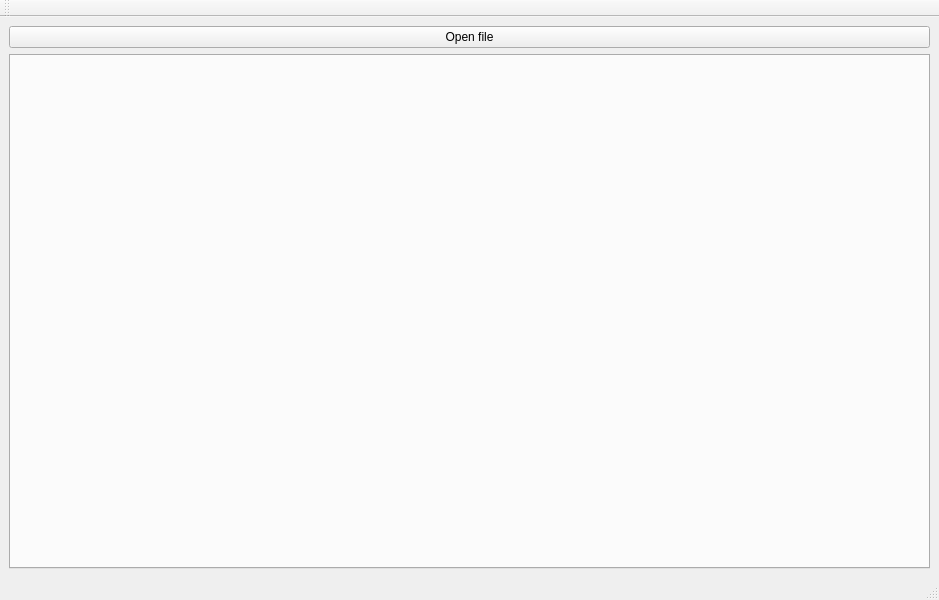
Above: LogFilter/mainwindow.ui from MoonlightEnjoyer/LogFilter before the change. Below: the same form after it.
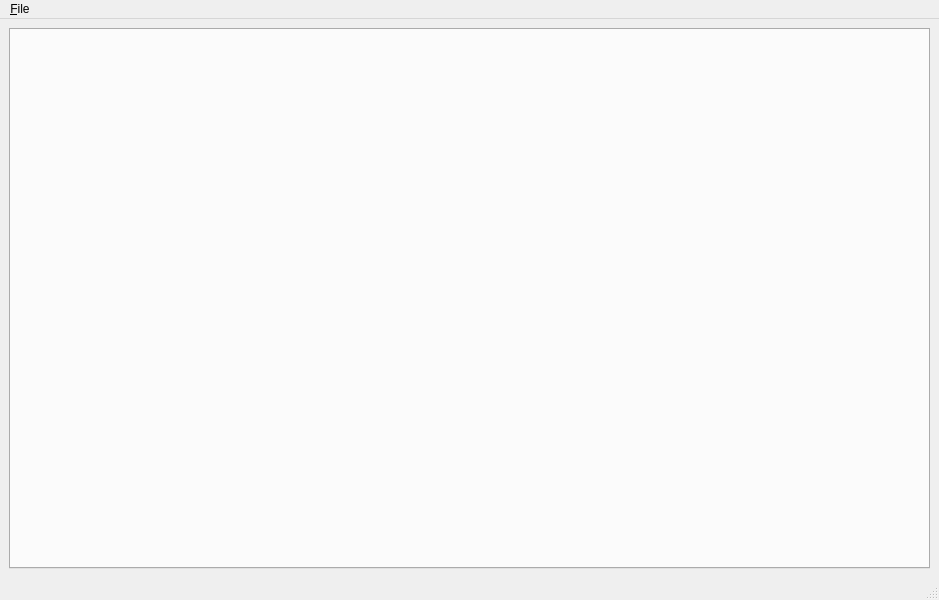
That is the form after the change.

The edit to the form file:
```diff
--- a/LogFilter/mainwindow.ui
+++ b/LogFilter/mainwindow.ui
@@ -35,8 +35,8 @@
    <property name="autoFillBackground">
     <bool>true</bool>
    </property>
-   <layout class="QGridLayout" name="gridLayout" rowstretch="0,0,0,0">
-    <item row="1" column="0">
+   <layout class="QGridLayout" name="gridLayout" rowstretch="0">
+    <item row="0" column="0">
      <widget class="QTabWidget" name="tabWidget">
       <property name="autoFillBackground">
        <bool>false</bool>
@@ -44,12 +44,8 @@
       <property name="currentIndex">
        <number>-1</number>
       </property>
-     </widget>
-    </item>
-    <item row="0" column="0">
-     <widget class="QPushButton" name="openFileButton">
-      <property name="text">
-       <string>Open file</string>
+      <property name="tabsClosable">
+       <bool>true</bool>
       </property>
      </widget>
     </item>
@@ -64,19 +60,20 @@
      <height>23</height>
     </rect>
    </property>
+   <widget class="QMenu" name="menu_File">
+    <property name="title">
+     <string>&amp;File</string>
+    </property>
+    <addaction name="actionOpen"/>
+   </widget>
+   <addaction name="menu_File"/>
   </widget>
   <widget class="QStatusBar" name="statusbar"/>
-  <widget class="QToolBar" name="toolBar">
-   <property name="windowTitle">
-    <string>toolBar</string>
+  <action name="actionOpen">
+   <property name="text">
+    <string>Open</string>
    </property>
-   <attribute name="toolBarArea">
-    <enum>TopToolBarArea</enum>
-   </attribute>
-   <attribute name="toolBarBreak">
-    <bool>false</bool>
-   </attribute>
-  </widget>
+  </action>
  </widget>
  <resources/>
  <connections/>
```
